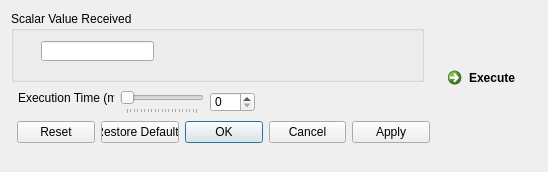
SCIInstitute/SCIRun, file src/Interface/Modules/Testing/ReceiveScalar.ui: the form before one commit.
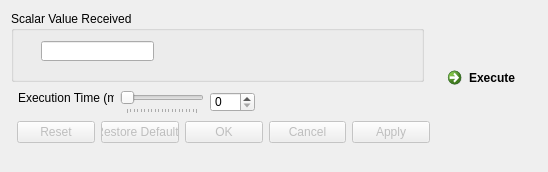
The form after the commit.

What changed in the file:
```diff
--- a/src/Interface/Modules/Testing/ReceiveScalar.ui
+++ b/src/Interface/Modules/Testing/ReceiveScalar.ui
@@ -14,6 +14,9 @@
    <string>Dialog</string>
   </property>
   <widget class="QDialogButtonBox" name="buttonBox">
+   <property name="enabled">
+    <bool>false</bool>
+   </property>
    <property name="geometry">
     <rect>
      <x>17</x>
```
